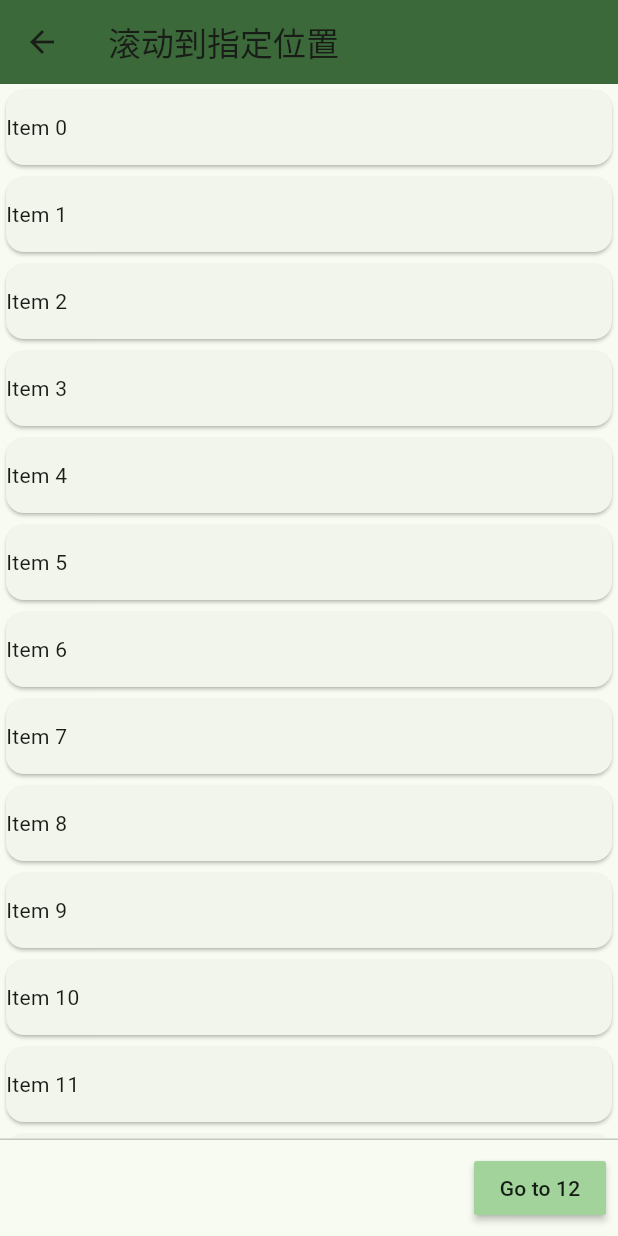
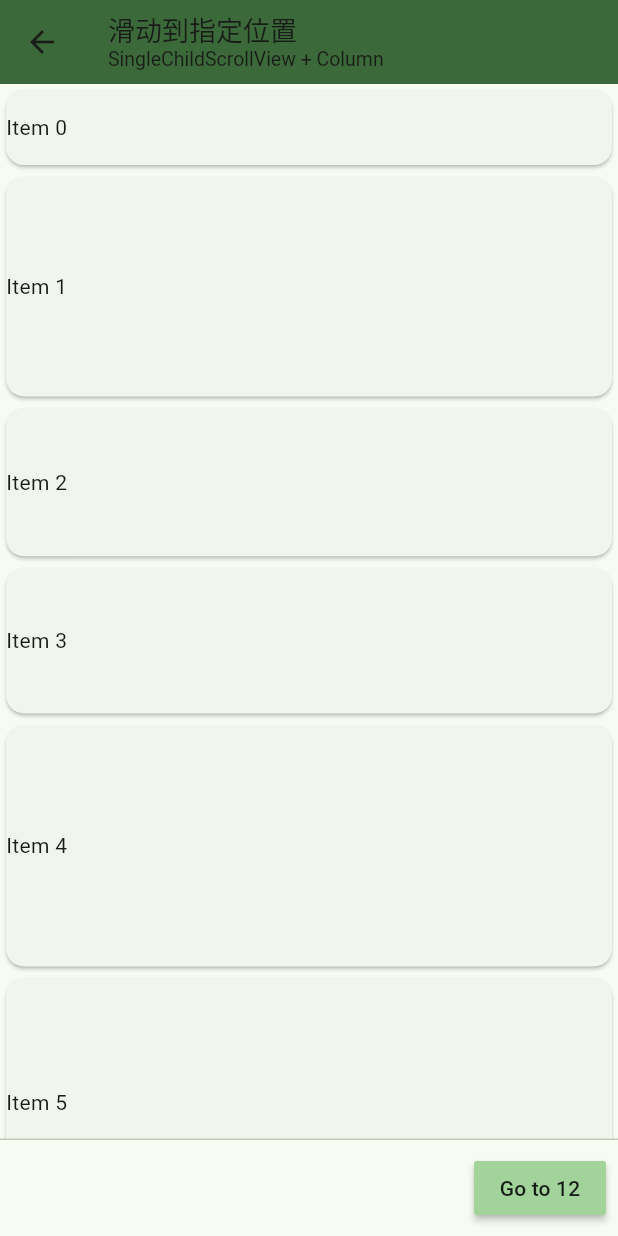
Before and after one commit to conghaonet/flutter_demo, a Flutter app: the ScrollToIndexPage screen opened by its route, on a phone screen of 412 x 824 dp. Run offline on Flutter 3.47's test engine with Material 2 defaults, Android fonts, the phone set to English and light mode, and no system bars; our stand-ins replace go_router, scroll_to_index.

Commit message:
bug fixes

```diff
--- a/lib/src/app_router.dart
+++ b/lib/src/app_router.dart
@@ -3,6 +3,7 @@ import 'package:flutter_demo/src/home_page.dart';
 import 'package:flutter_demo/src/page/image_cache_page.dart';
 import 'package:flutter_demo/src/page/scroll_listener_page.dart';
 import 'package:flutter_demo/src/page/scroll_to_index_page.dart';
+import 'package:flutter_demo/src/page/scroll_to_index_page2.dart';
 import 'package:go_router/go_router.dart';
 
 class AppRouter {
@@ -31,6 +32,10 @@ class AppRouter {
             path: ScrollToIndexPage.pagePathName,
             builder: (BuildContext context, GoRouterState state) => const ScrollToIndexPage(),
           ),
+          GoRoute(
+            path: ScrollToIndexPage2.pagePathName,
+            builder: (BuildContext context, GoRouterState state) => const ScrollToIndexPage2(),
+          ),
         ],
       ),
     ],
--- a/lib/src/home_page.dart
+++ b/lib/src/home_page.dart
@@ -2,6 +2,7 @@ import 'package:flutter/material.dart';
 import 'package:flutter_demo/src/page/image_cache_page.dart';
 import 'package:flutter_demo/src/page/scroll_listener_page.dart';
 import 'package:flutter_demo/src/page/scroll_to_index_page.dart';
+import 'package:flutter_demo/src/page/scroll_to_index_page2.dart';
 import 'package:go_router/go_router.dart';
 
 class HomePage extends StatelessWidget {
@@ -40,6 +41,6 @@ class HomePage extends StatelessWidget {
     "网络图片缓存": '/${ImageCachePage.pagePathName}',
     "列表滚动监听": "/${ScrollListenerPage.pagePathName}",
     "滑动到指定位置": '/${ScrollToIndexPage.pagePathName}',
-    "图片c": "image",
+    "滑动到指定位置2": "/${ScrollToIndexPage2.pagePathName}",
   };
 }
--- a/lib/src/page/scroll_to_index_page.dart
+++ b/lib/src/page/scroll_to_index_page.dart
@@ -12,24 +12,32 @@ class ScrollToIndexPage extends StatefulWidget {
 class _ScrollToIndexPageState extends State<ScrollToIndexPage> {
   static const maxCount = 1000;
   final _scrollViewKey = GlobalKey();
+  final _random = math.Random();
   final ScrollController _scrollViewController = ScrollController();
   final List<ItemModel> _dataList = List.generate(maxCount, (index) => ItemModel(index));
-  final List<double> _itemHeightList = List.generate(
-    maxCount,
-    growable: false,
-    (index) => (200 * math.Random().nextDouble()),
-  );
+  late final List<double> _itemHeightList;
 
   @override
   void initState() {
     super.initState();
+    _itemHeightList = List.generate(
+      maxCount,
+      growable: false,
+          (index) => math.max(200 * _random.nextDouble(), 50.0),
+    );
   }
 
   @override
   Widget build(BuildContext context) {
     return Scaffold(
       appBar: AppBar(
-        title: const Text('滚动到指定位置'),
+        title: Column(
+          crossAxisAlignment: CrossAxisAlignment.start,
+          children: const [
+            Text('滑动到指定位置', style: TextStyle(fontSize: 18),),
+            Text('SingleChildScrollView + Column', style: TextStyle(fontSize: 13),),
+          ],
+        ),
       ),
       body: SafeArea(
         child: SingleChildScrollView(
@@ -41,7 +49,7 @@ class _ScrollToIndexPageState extends State<ScrollToIndexPage> {
               return Card(
                 key: _dataList[index].globalKey,
                   child: SizedBox(
-                    height: math.max(_itemHeightList[index], 50),
+                    height: _itemHeightList[index],
                     child: Align(
                       alignment: Alignment.centerLeft,
                       child: Text('Item ${_dataList[index].index}'),
@@ -75,6 +83,11 @@ class _ScrollToIndexPageState extends State<ScrollToIndexPage> {
       ],
     );
   }
+  @override
+  void dispose() {
+    _scrollViewController.dispose();
+    super.dispose();
+  }
 }
 
 class ItemModel {
--- a/pubspec.yaml
+++ b/pubspec.yaml
@@ -38,6 +38,7 @@ dependencies:
   cupertino_icons: ^1.0.2
 
   go_router: 5.1.9
+  scroll_to_index: ^3.0.1
 
 dev_dependencies:
   flutter_test:
```
Also changed, not shown: lib/src/page/scroll_to_index_page2.dart (added, +108 -0 lines), pubspec.lock.
